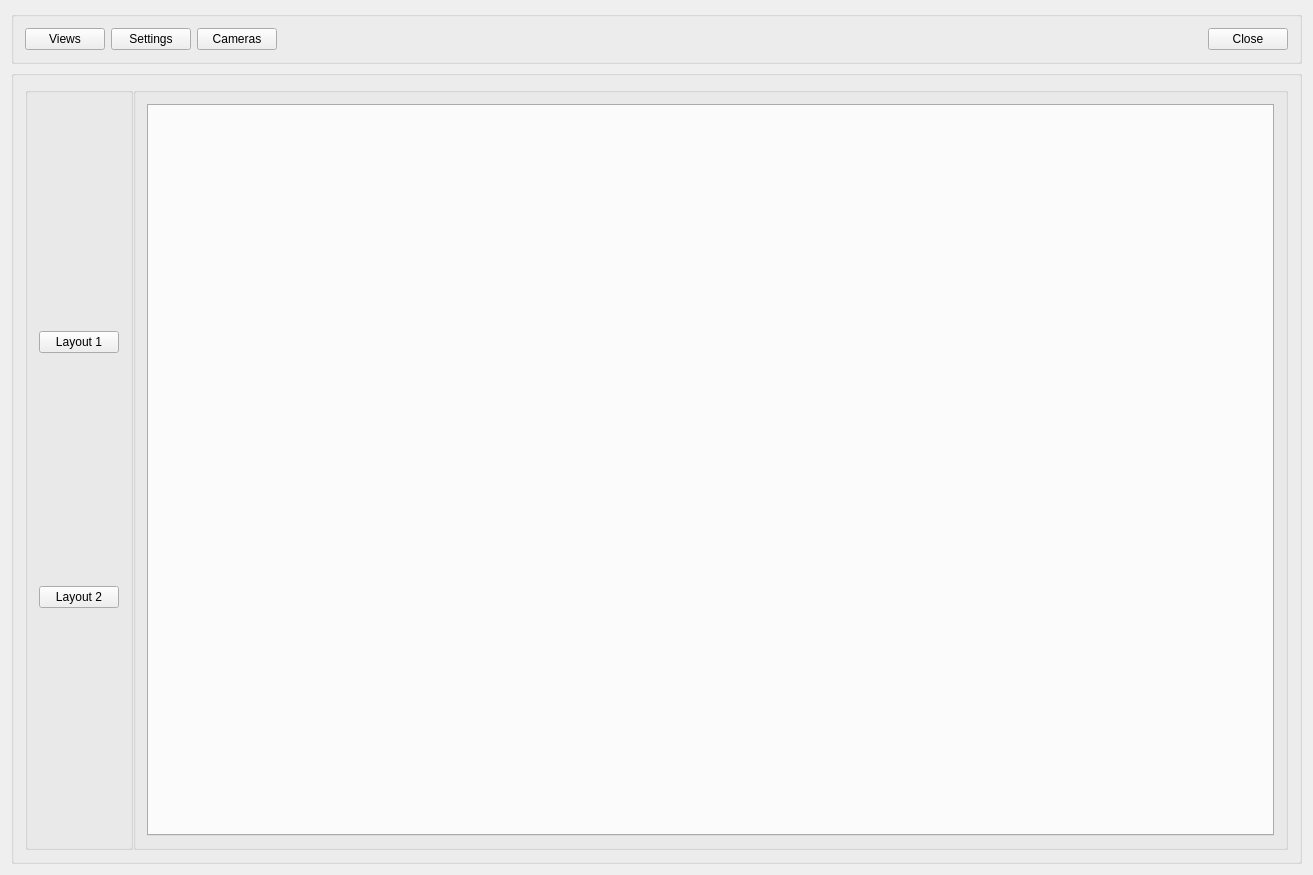
The window that mainwindow.ui (sydalirza/Centralized-CCTV-Server) describes before a commit, drawn with Qt 5.
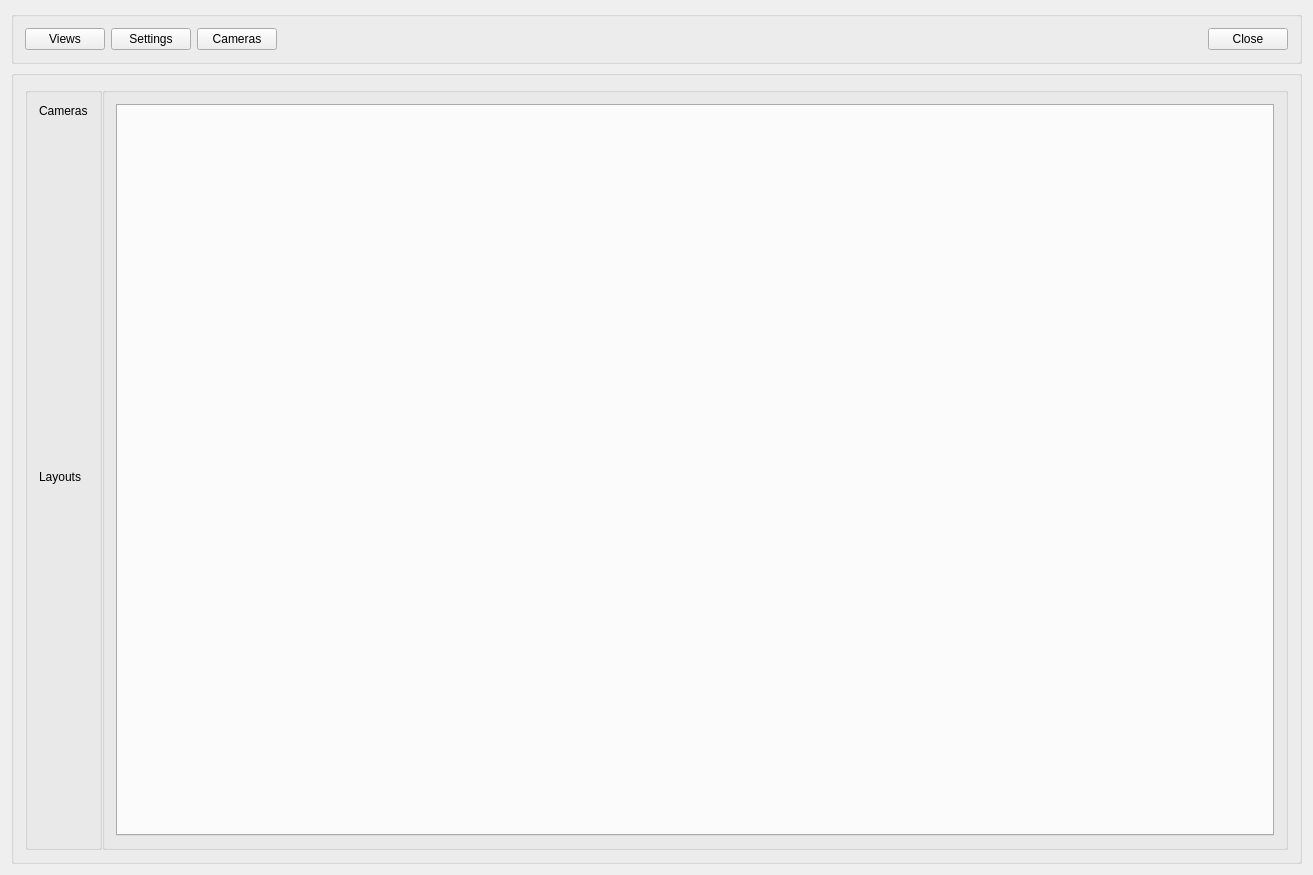
The same window after the commit.

Diff of the .ui file:
```diff
--- a/mainwindow.ui
+++ b/mainwindow.ui
@@ -100,21 +100,76 @@
            <property name="title">
             <string/>
            </property>
-           <layout class="QVBoxLayout" name="verticalLayout_2">
+           <layout class="QVBoxLayout" name="verticalLayout_2" stretch="0,1,0,0,1,0">
+            <property name="spacing">
+             <number>0</number>
+            </property>
             <item>
-             <widget class="QPushButton" name="tab_button_1">
+             <widget class="QLabel" name="label">
+              <property name="sizePolicy">
+               <sizepolicy hsizetype="Fixed" vsizetype="Preferred">
+                <horstretch>0</horstretch>
+                <verstretch>0</verstretch>
+               </sizepolicy>
+              </property>
               <property name="text">
-               <string>Layout 1</string>
+               <string>Cameras</string>
               </property>
              </widget>
             </item>
             <item>
-             <widget class="QPushButton" name="tab_button_2">
+             <layout class="QVBoxLayout" name="cameranames">
+              <property name="spacing">
+               <number>0</number>
+              </property>
+             </layout>
+            </item>
+            <item>
+             <spacer name="verticalSpacer_2">
+              <property name="orientation">
+               <enum>Qt::Vertical</enum>
+              </property>
+              <property name="sizeHint" stdset="0">
+               <size>
+                <width>20</width>
+                <height>40</height>
+               </size>
+              </property>
+             </spacer>
+            </item>
+            <item>
+             <widget class="QLabel" name="label_2">
+              <property name="sizePolicy">
+               <sizepolicy hsizetype="Minimum" vsizetype="Minimum">
+                <horstretch>0</horstretch>
+                <verstretch>0</verstretch>
+               </sizepolicy>
+              </property>
               <property name="text">
-               <string>Layout 2</string>
+               <string>Layouts</string>
               </property>
              </widget>
             </item>
+            <item>
+             <layout class="QVBoxLayout" name="layoutnames">
+              <property name="spacing">
+               <number>0</number>
+              </property>
+             </layout>
+            </item>
+            <item>
+             <spacer name="verticalSpacer">
+              <property name="orientation">
+               <enum>Qt::Vertical</enum>
+              </property>
+              <property name="sizeHint" stdset="0">
+               <size>
+                <width>20</width>
+                <height>40</height>
+               </size>
+              </property>
+             </spacer>
+            </item>
            </layout>
           </widget>
          </item>
```
